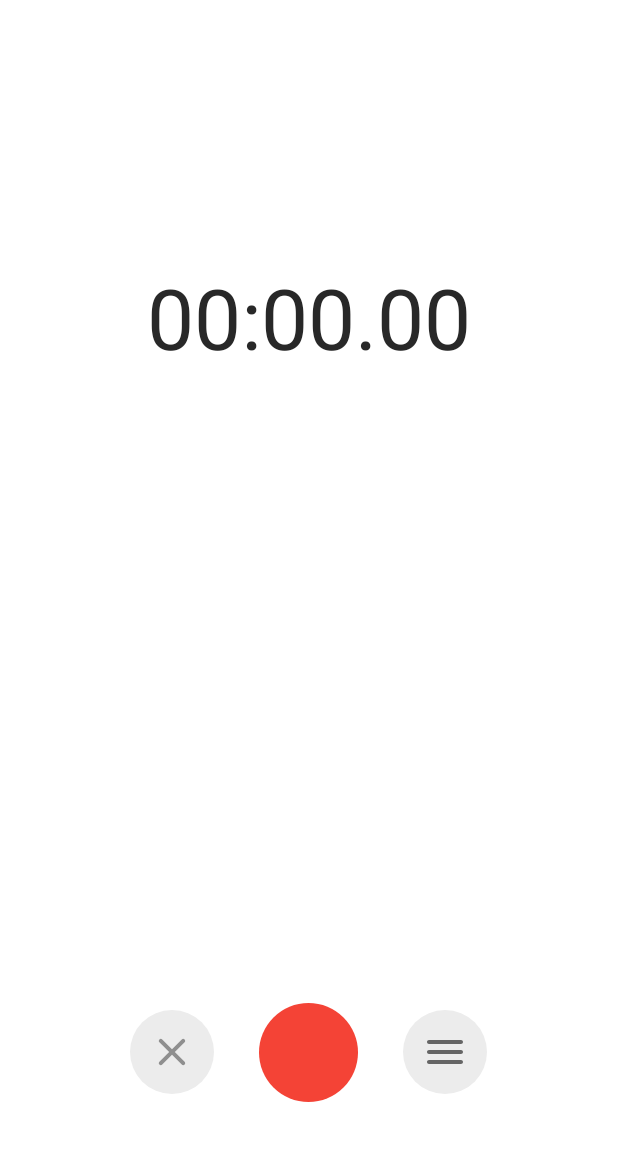
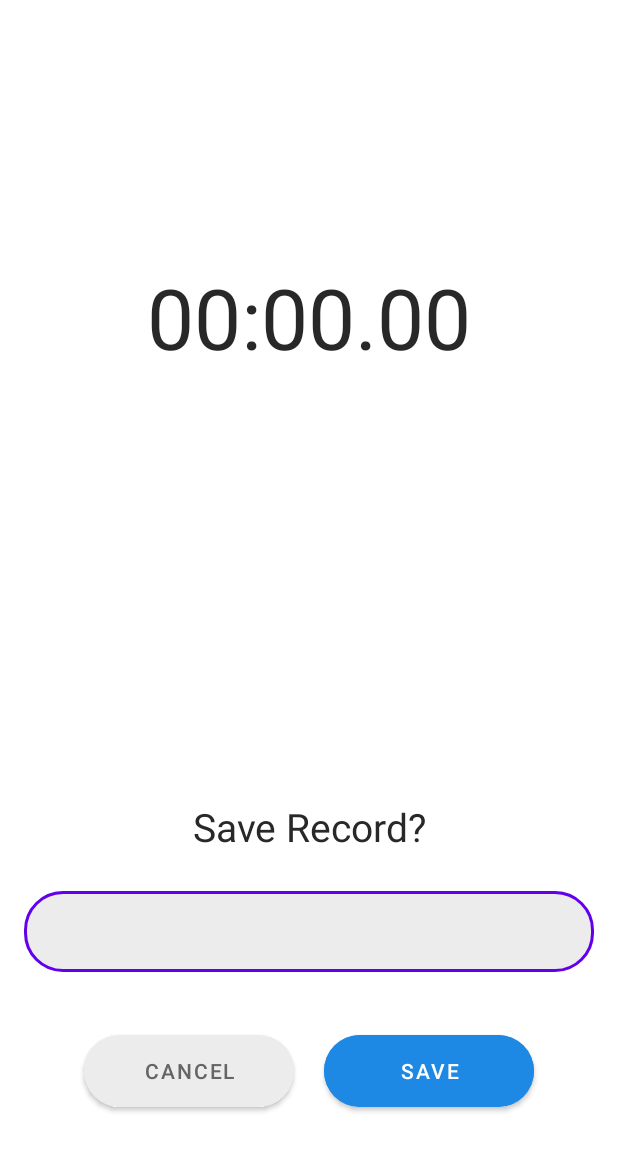
Before and after one commit to kovymart/voice_recorder, an Android app: the layout activity_main.xml on its own in the app's theme, with its tools: preview values and no code run, on a phone screen of 412 x 824 dp. Shown: the top 1151 px of the screen. Run offline under Robolectric (Android 15) with nearby library versions, the phone set to English and light mode, and no system bars.

Commit message:
add bottom sheet save file record

```diff
--- a/app/src/main/AndroidManifest.xml
+++ b/app/src/main/AndroidManifest.xml
@@ -15,7 +15,9 @@
         android:theme="@style/Theme.VoiceRecorder">
         <activity
             android:name=".MainActivity"
-            android:exported="true">
+            android:exported="true"
+            android:windowSoftInputMode="adjustResize"
+            >
             <intent-filter>
                 <action android:name="android.intent.action.MAIN" />
 
--- /dev/null
+++ b/app/src/main/res/drawable/background_round.xml
@@ -0,0 +1,7 @@
+<?xml version="1.0" encoding="utf-8"?>
+<shape xmlns:android="http://schemas.android.com/apk/res/android">
+    <solid android:color="@color/white" />
+    <corners
+        android:topLeftRadius="30dp"
+        android:topRightRadius="30dp" />
+</shape>
--- a/app/src/main/res/layout/activity_main.xml
+++ b/app/src/main/res/layout/activity_main.xml
@@ -1,10 +1,14 @@
 <?xml version="1.0" encoding="utf-8"?>
-<androidx.constraintlayout.widget.ConstraintLayout xmlns:android="http://schemas.android.com/apk/res/android"
+<androidx.coordinatorlayout.widget.CoordinatorLayout xmlns:android="http://schemas.android.com/apk/res/android"
     xmlns:app="http://schemas.android.com/apk/res-auto"
     xmlns:tools="http://schemas.android.com/tools"
     android:layout_width="match_parent"
     android:layout_height="match_parent"
     tools:context=".MainActivity">
+
+    <androidx.constraintlayout.widget.ConstraintLayout
+        android:layout_width="match_parent"
+        android:layout_height="match_parent">
 
         <TextView
             android:id="@+id/tvTimer"
@@ -62,5 +66,14 @@
                 android:src="@drawable/ic_done"
                 android:visibility="gone" />
         </LinearLayout>
+    </androidx.constraintlayout.widget.ConstraintLayout>
 
-</androidx.constraintlayout.widget.ConstraintLayout>
+    <View
+        android:background="@color/opaqueBG"
+        android:visibility="gone"
+        android:id="@+id/bottomSheetBg"
+        android:layout_width="match_parent"
+        android:layout_height="match_parent"/>
+
+    <include layout="@layout/bottom_sheet" />
+</androidx.coordinatorlayout.widget.CoordinatorLayout>
--- /dev/null
+++ b/app/src/main/res/layout/bottom_sheet.xml
@@ -0,0 +1,59 @@
+<?xml version="1.0" encoding="utf-8"?>
+<LinearLayout xmlns:android="http://schemas.android.com/apk/res/android"
+    xmlns:app="http://schemas.android.com/apk/res-auto"
+    android:id="@+id/bottomSheet"
+    android:layout_width="match_parent"
+    android:layout_height="wrap_content"
+    android:orientation="vertical"
+    android:background="@drawable/background_round"
+    app:layout_behavior="@string/bottom_sheet_behavior">
+
+    <TextView
+        android:layout_marginTop="20dp"
+        android:layout_width="match_parent"
+        android:layout_height="wrap_content"
+        android:text="Save Record?"
+        android:textAlignment="center"
+        android:textSize="26dp" />
+
+    <com.google.android.material.textfield.TextInputLayout
+        style="@style/TextLayoutStyle"
+        android:layout_width="match_parent"
+        android:layout_height="wrap_content">
+
+        <com.google.android.material.textfield.TextInputEditText
+            android:id="@+id/fileNameInput"
+            android:layout_width="match_parent"
+            android:layout_height="wrap_content"
+            android:layout_margin="16dp"
+            android:padding="16dp" />
+    </com.google.android.material.textfield.TextInputLayout>
+
+    <LinearLayout
+        android:layout_width="match_parent"
+        android:layout_height="wrap_content"
+        android:gravity="center"
+        android:layout_marginBottom="80dp">
+
+        <com.google.android.material.button.MaterialButton
+            android:id="@+id/btnCancel"
+            android:layout_width="140dp"
+            android:layout_height="60dp"
+            android:backgroundTint="@color/gray"
+            android:text="Cancel"
+            android:textColor="@color/grayDark"
+            app:cornerRadius="26dp"
+            app:rippleColor="@color/grayDark" />
+
+        <com.google.android.material.button.MaterialButton
+            android:id="@+id/btnSave"
+            android:layout_width="140dp"
+            android:layout_height="60dp"
+            android:layout_marginStart="20dp"
+            android:backgroundTint="@color/strokeColor"
+            android:text="Save"
+            android:textColor="@color/white"
+            app:cornerRadius="26dp"
+            app:rippleColor="@color/grayDark" />
+    </LinearLayout>
+</LinearLayout>
--- a/app/src/main/res/values-night/themes.xml
+++ b/app/src/main/res/values-night/themes.xml
@@ -11,9 +11,19 @@
         <item name="colorOnSecondary">@color/black</item>
         <!-- Status bar color. -->
         <item name="android:statusBarColor" tools:targetApi="l">@color/statusColor</item>
-        <item name="android:windowLightStatusBar" >true</item>
+        <item name="android:windowLightStatusBar">true</item>
         <!-- Customize your theme here. -->
         <item name="rippleColor">@color/grayDarkDisable</item>
         <item name="android:textColor">@color/colorText</item>
     </style>
+
+    <style name="TextLayoutStyle" parent="Widget.MaterialComponents.TextInputLayout.OutlinedBox">
+        <item name="android:layout_marginTop">20dp</item>
+        <item name="android:layout_marginBottom">20dp</item>
+        <item name="boxBackgroundColor">@color/gray</item>
+        <item name="boxCornerRadiusBottomStart">26dp</item>
+        <item name="boxCornerRadiusBottomEnd">26dp</item>
+        <item name="boxCornerRadiusTopStart">26dp</item>
+        <item name="boxCornerRadiusTopEnd">26dp</item>
+    </style>
 </resources>
--- a/app/src/main/res/values/colors.xml
+++ b/app/src/main/res/values/colors.xml
@@ -14,6 +14,8 @@
     <color name="grayDarkDisable">#8F8F8F</color>
     <color name="colorText">#282828</color>
     <color name="statusColor">#EDEDED</color>
+    <color name="strokeColor">#1E88E5</color>
+    <color name="opaqueBG">#61000000</color>
 
 
 
--- a/app/src/main/res/values/themes.xml
+++ b/app/src/main/res/values/themes.xml
@@ -11,9 +11,19 @@
         <item name="colorOnSecondary">@color/black</item>
         <!-- Status bar color. -->
         <item name="android:statusBarColor" tools:targetApi="l">@color/statusColor</item>
-        <item name="android:windowLightStatusBar" >true</item>
+        <item name="android:windowLightStatusBar">true</item>
         <!-- Customize your theme here. -->
         <item name="rippleColor">@color/grayDarkDisable</item>
         <item name="android:textColor">@color/colorText</item>
     </style>
+
+    <style name="TextLayoutStyle" parent="Widget.MaterialComponents.TextInputLayout.OutlinedBox">
+        <item name="android:layout_marginTop">20dp</item>
+        <item name="android:layout_marginBottom">20dp</item>
+        <item name="boxBackgroundColor">@color/gray</item>
+        <item name="boxCornerRadiusBottomStart">26dp</item>
+        <item name="boxCornerRadiusBottomEnd">26dp</item>
+        <item name="boxCornerRadiusTopStart">26dp</item>
+        <item name="boxCornerRadiusTopEnd">26dp</item>
+    </style>
 </resources>
```
Also changed, not shown: app/src/main/java/com/example/voicerecorder/MainActivity.java (+105 -5 lines), app/src/main/java/com/example/voicerecorder/WaveformView.java (+9 -1 lines). Lines whose indentation alone changed are shown as unchanged.
